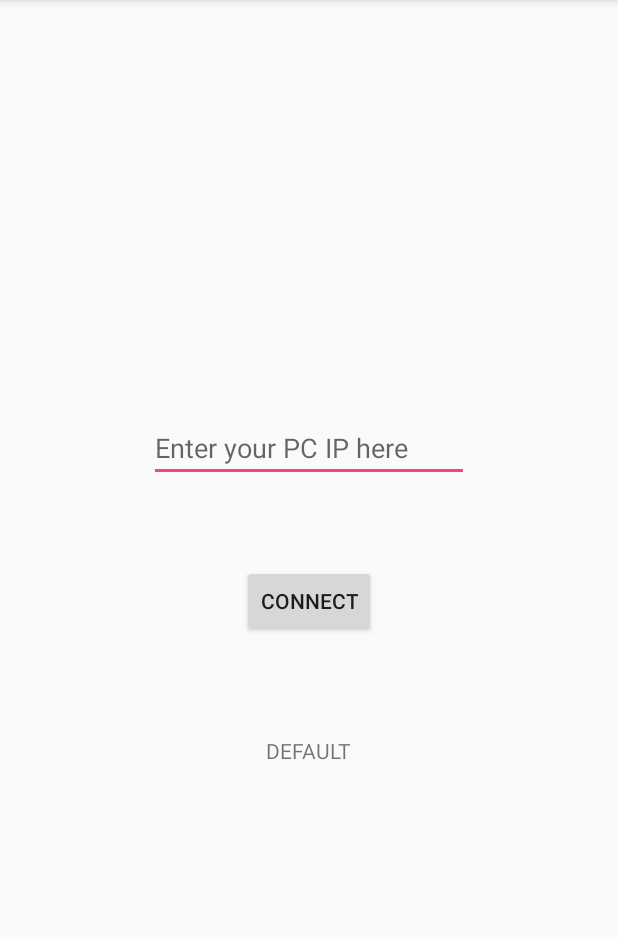
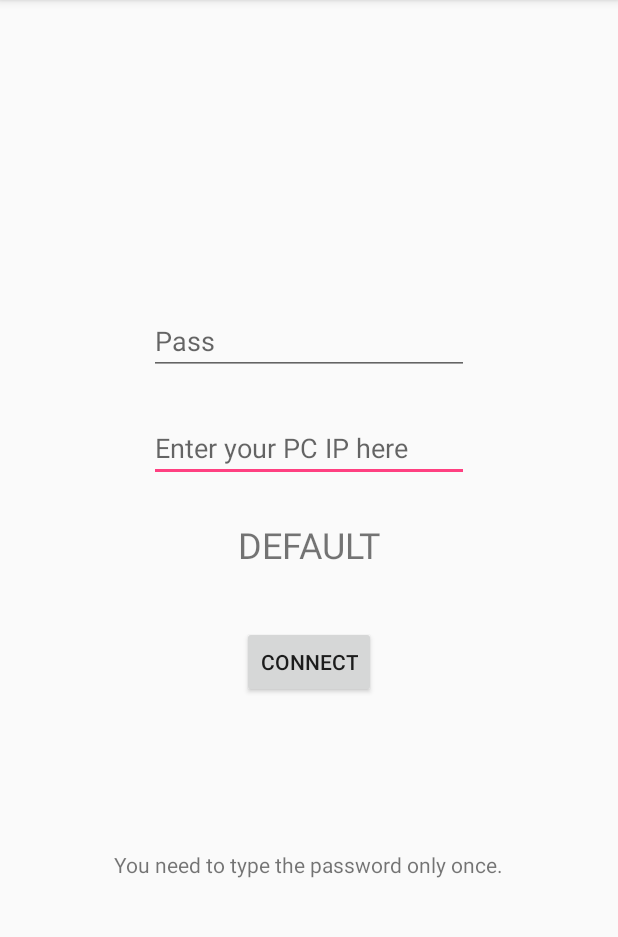
Before and after one commit to vn-ki/ContinueOnPC, an Android app: the screen it shows after launch (MainActivity), on a phone screen of 412 x 824 dp, the part 84-1021 px from its top. Run offline under Robolectric (Android 15) with nearby library versions, the phone set to English and light mode, and no system bars.

```diff
--- a/app/app/src/main/java/com/example/vishnunarayn/continueonpc/MainActivity.java
+++ b/app/app/src/main/java/com/example/vishnunarayn/continueonpc/MainActivity.java
@@ -20,7 +20,7 @@ import java.net.Socket;
 public class MainActivity extends AppCompatActivity {
 
     private String IP;
-    private static final String TAG = "Shit";
+    private String pass;
 
 
     @Override
@@ -31,16 +31,22 @@ public class MainActivity extends AppCompatActivity {
         Button connect = (Button) findViewById(R.id.connect);
         final EditText IPAddress = (EditText) findViewById(R.id.IPAddress);
         final TextView result = (TextView) findViewById(R.id.result);
+        final EditText password = (EditText)findViewById(R.id.password);
 
         SharedPreferences sp = MainActivity.this.getPreferences(Context.MODE_PRIVATE);
         IP = sp.getString("IPADDR", "DEFAULT");
+        pass = sp.getString("PASS", "DEFAULT");
         result.setText(IP);
-        Log.i(TAG, "HI");
 
         connect.setOnClickListener(new View.OnClickListener() {
             @Override
             public void onClick(View view) {
-                IP = IPAddress.getText().toString();
+                String IPTemp = IPAddress.getText().toString();
+                String passTemp = password.getText().toString();
+                if(!passTemp.isEmpty())
+                    pass = passTemp;
+                if(!IPTemp.isEmpty())
+                    IP = IPTemp;
                 result.setText(IP);
                 finish();
             }
@@ -50,7 +56,7 @@ public class MainActivity extends AppCompatActivity {
         String url = intent.getStringExtra(Intent.EXTRA_TEXT);
 
         if(url != null ) {
-            new sendToPhone().execute(url, IP);
+            new sendToPhone().execute(url, IP, pass);
             finish();
         }
     }
@@ -62,6 +68,7 @@ public class MainActivity extends AppCompatActivity {
         SharedPreferences sp = MainActivity.this.getPreferences(Context.MODE_PRIVATE);
         SharedPreferences.Editor editor = sp.edit();
         editor.putString("IPADDR",  IP);
+        editor.putString("PASS", pass);
         editor.commit();
 
     }
@@ -71,10 +78,11 @@ public class MainActivity extends AppCompatActivity {
         protected String doInBackground(String... args) {
             String url = args[0];
             String IP = args[1];
+            String pass = args[2];
             try {
                 Socket s = new Socket(IP, 27015);
                 DataOutputStream PC = new DataOutputStream(s.getOutputStream());
-                PC.writeUTF(url);
+                PC.writeUTF(pass+" "+url);
                 PC.flush();
                 PC.close();
                 s.close();
--- a/app/app/src/main/res/layout/activity_main.xml
+++ b/app/app/src/main/res/layout/activity_main.xml
@@ -30,17 +30,38 @@
             android:id="@+id/connect"
             android:layout_width="wrap_content"
             android:layout_height="wrap_content"
-            android:layout_below="@+id/IPAddress"
+            android:layout_below="@+id/result"
             android:layout_centerHorizontal="true"
-            android:layout_marginTop="55dp"
+            android:layout_marginTop="38dp"
             android:text="Connect" />
 
         <TextView
             android:id="@+id/result"
             android:layout_width="wrap_content"
             android:layout_height="wrap_content"
-            android:layout_below="@+id/connect"
+            android:layout_below="@+id/IPAddress"
             android:layout_centerHorizontal="true"
-            android:layout_marginTop="66dp" />
+            android:layout_marginTop="25dp"
+            android:textSize="24sp" />
+
+        <EditText
+            android:id="@+id/password"
+            android:layout_width="wrap_content"
+            android:layout_height="wrap_content"
+            android:layout_alignParentTop="true"
+            android:layout_alignStart="@+id/IPAddress"
+            android:layout_marginTop="68dp"
+            android:ems="10"
+            android:hint="Pass"
+            android:inputType="textPassword" />
+
+        <TextView
+            android:id="@+id/textView"
+            android:layout_width="wrap_content"
+            android:layout_height="wrap_content"
+            android:layout_alignParentBottom="true"
+            android:layout_centerHorizontal="true"
+            android:layout_marginBottom="46dp"
+            android:text="You need to type the password only once." />
     </RelativeLayout>
 </android.support.constraint.ConstraintLayout>
--- a/app/app/src/main/res/values/strings.xml
+++ b/app/app/src/main/res/values/strings.xml
@@ -1,4 +1,5 @@
 <resources>
     <string name="app_name">Continue On PC</string>
-    <string name="IP">192.168.1.2</string>
+    <string name="IP">127.0.0.1</string>
+    <string name="pass">0000</string>
 </resources>
```
Also changed, not shown: app/app/gradle/wrapper/gradle-wrapper.properties (added), 5 other files.
